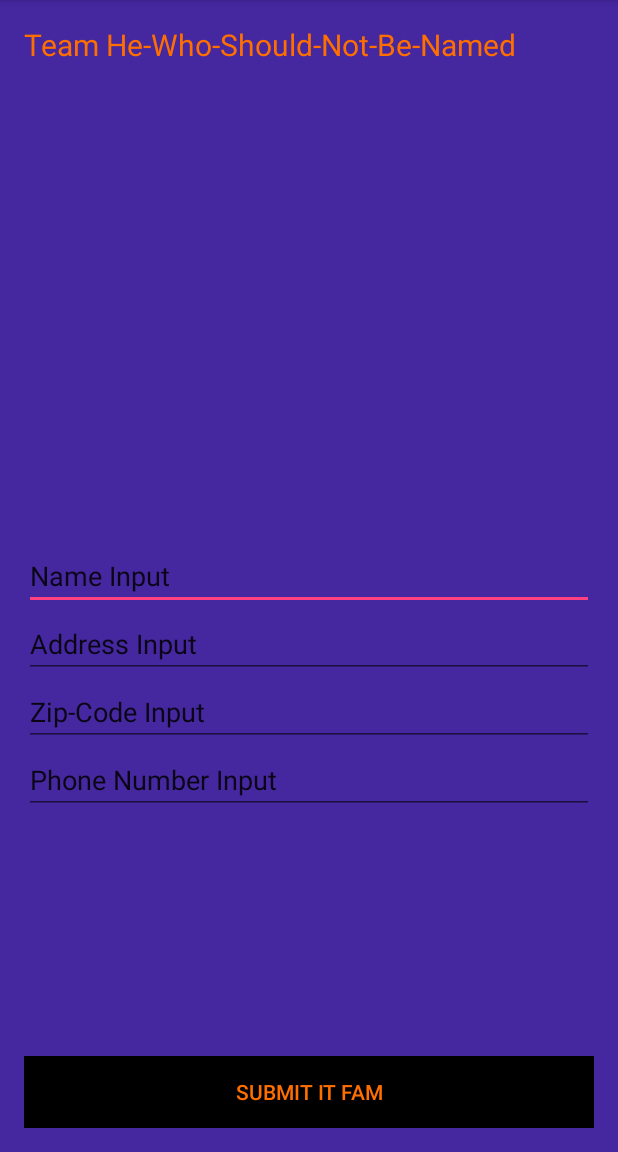
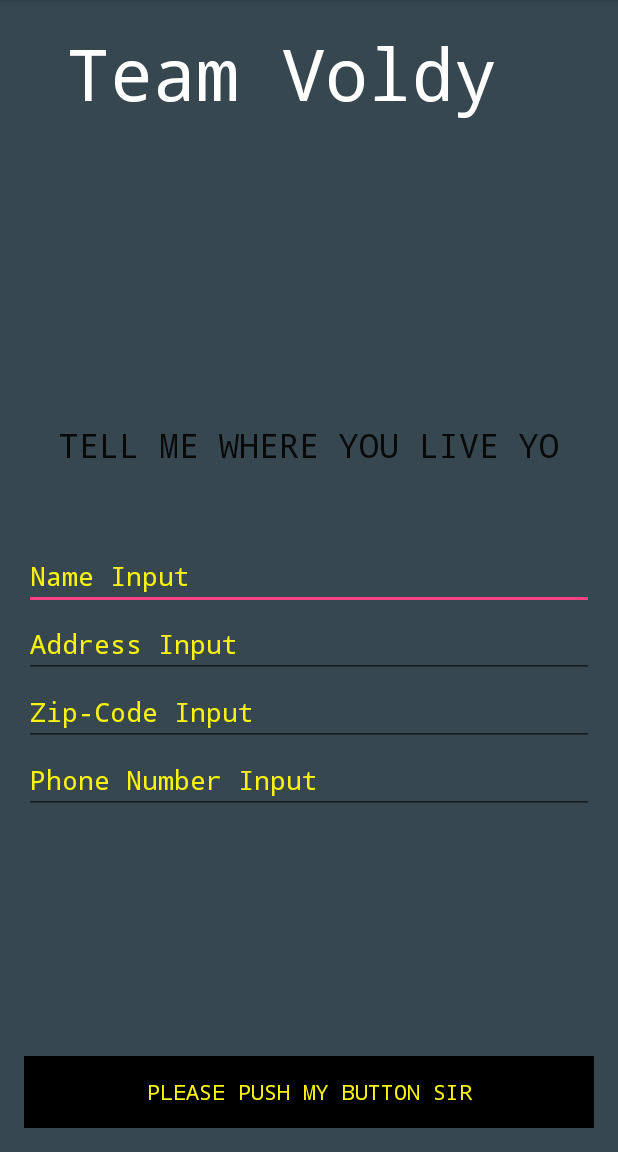
Before and after one commit to deldoyle/TeamVoldemort, an Android app: the screen it shows after launch (MainActivity), on a phone screen of 412 x 824 dp, the part 84-1236 px from its top. Run offline under Robolectric (Android 15) with nearby library versions, the phone set to English and light mode, and no system bars.

Commit message:
Fixed page 2

```diff
--- a/GroupAppOne/app/src/main/res/layout/activity_main.xml
+++ b/GroupAppOne/app/src/main/res/layout/activity_main.xml
@@ -8,19 +8,20 @@
                 android:paddingRight="@dimen/activity_horizontal_margin"
                 android:paddingTop="@dimen/activity_vertical_margin"
                 tools:context="com.zachlittle.android.aca.groupappone.MainActivity"
-                android:background="#4527A0"
+                android:background="@color/material_blue_grey_800"
     >
 
     <Button
         android:layout_width="match_parent"
         android:layout_height="wrap_content"
-        android:text="Submit It Fam"
+        android:text="PLEASE PUSH MY BUTTON SIR"
         android:id="@+id/buttonSubmit"
         android:layout_alignParentBottom="true"
         android:layout_centerHorizontal="true"
-        android:textColor="#FF6F00"
-        android:background="#000000"
-        android:clickable="true"/>
+        android:textColor="#f7f30c"
+        android:background="@android:color/black"
+        android:clickable="true"
+        android:typeface="monospace"/>
 
     <EditText
         android:layout_width="match_parent"
@@ -29,7 +30,10 @@
         android:text="Name Input"
         android:layout_centerVertical="true"
         android:layout_alignParentLeft="true"
-        android:layout_alignParentStart="true"/>
+        android:layout_alignParentStart="true"
+        android:textColor="#f7f30c"
+        android:typeface="monospace"
+        android:visibility="visible"/>
 
     <EditText
         android:layout_width="match_parent"
@@ -38,7 +42,9 @@
         android:layout_below="@+id/editName"
         android:layout_centerHorizontal="true"
         android:text="Address Input"
-        />
+        android:textColor="#f7f30c"
+        android:typeface="monospace"
+        android:visibility="visible"/>
 
     <EditText
         android:layout_width="match_parent"
@@ -47,18 +53,24 @@
         android:text="Phone Number Input"
         android:layout_below="@+id/editZip"
         android:layout_alignParentRight="true"
-        android:layout_alignParentEnd="true"/>
+        android:layout_alignParentEnd="true"
+        android:textColor="#f7f30c"
+        android:typeface="monospace"
+        android:visibility="visible"/>
 
     <TextView
         android:layout_width="match_parent"
         android:layout_height="wrap_content"
-        android:text="Team He-Who-Should-Not-Be-Named"
+        android:text=" Team Voldy"
         android:id="@+id/textView"
         android:layout_alignParentTop="true"
         android:layout_alignRight="@+id/editName"
         android:layout_alignEnd="@+id/editName"
-        android:textSize="20dp"
-        android:textColor="#FF6F00"/>
+        android:textSize="48dp"
+        android:textColor="#ffffff"
+        android:background="@android:color/black"
+        android:backgroundTint="@color/abc_background_cache_hint_selector_material_dark"
+        android:typeface="monospace"/>
 
     <EditText
         android:layout_width="match_parent"
@@ -66,6 +78,20 @@
         android:id="@+id/editZip"
         android:layout_below="@+id/editAddress"
         android:layout_centerHorizontal="true"
-        android:text="Zip-Code Input"/>
+        android:text="Zip-Code Input"
+        android:textColor="#f7f30c"
+        android:typeface="monospace"
+        android:visibility="visible"/>
+
+    <TextView
+        android:layout_width="wrap_content"
+        android:layout_height="wrap_content"
+        android:textAppearance="?android:attr/textAppearanceLarge"
+        android:text="TELL ME WHERE YOU LIVE YO"
+        android:id="@+id/textView2"
+        android:layout_above="@+id/editName"
+        android:layout_centerHorizontal="true"
+        android:layout_marginBottom="50dp"
+        android:typeface="monospace"/>
 
 </RelativeLayout>
```
